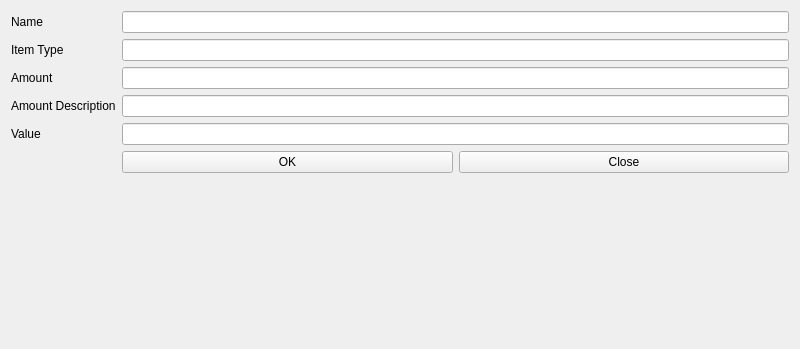
KopiTheCarpenter/SpendingTracker, file add_expenditures_form.ui: the form before one commit; both pictures show x 0 to 800 and y 0 to 349 of the 800 by 600 pixel window.
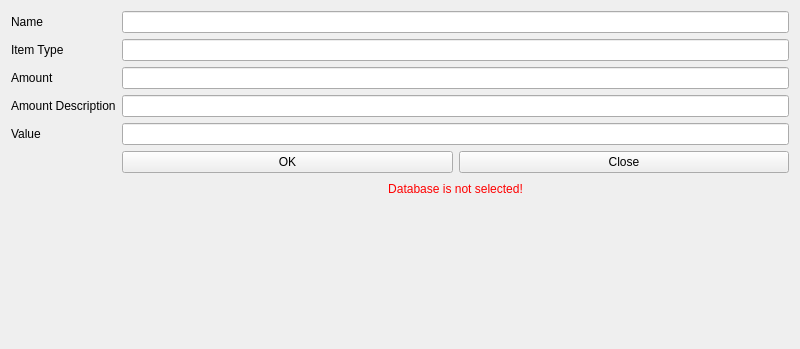
The form after the commit.

```diff
--- a/add_expenditures_form.ui
+++ b/add_expenditures_form.ui
@@ -116,6 +116,35 @@
      </item>
     </layout>
    </item>
+   <item row="6" column="0">
+    <spacer name="horizontalSpacer_2">
+     <property name="orientation">
+      <enum>Qt::Horizontal</enum>
+     </property>
+     <property name="sizeHint" stdset="0">
+      <size>
+       <width>40</width>
+       <height>20</height>
+      </size>
+     </property>
+    </spacer>
+   </item>
+   <item row="6" column="1">
+    <widget class="QLabel" name="label_warning">
+     <property name="enabled">
+      <bool>true</bool>
+     </property>
+     <property name="styleSheet">
+      <string notr="true">color: rgb(255, 0, 0);</string>
+     </property>
+     <property name="text">
+      <string>Database is not selected!</string>
+     </property>
+     <property name="alignment">
+      <set>Qt::AlignCenter</set>
+     </property>
+    </widget>
+   </item>
   </layout>
  </widget>
  <resources/>
```
